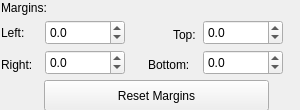
Before: the Qt Designer form Tools/UIEditor/UI/uimarginspropertygridwidget.ui in xaoctech/dava.engine, drawn with Qt 5.
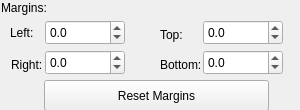
After: the same form once the commit is applied.

Commit message: [DF-5054] - positions for margins fixed.

What changed in the file:
```diff
--- a/Tools/UIEditor/UI/uimarginspropertygridwidget.ui
+++ b/Tools/UIEditor/UI/uimarginspropertygridwidget.ui
@@ -22,9 +22,9 @@
   <widget class="QLabel" name="label_14">
    <property name="geometry">
     <rect>
-     <x>148</x>
+     <x>160</x>
      <y>55</y>
-     <width>51</width>
+     <width>41</width>
      <height>20</height>
     </rect>
    </property>
@@ -37,11 +37,14 @@
    <property name="text">
     <string>Bottom:</string>
    </property>
+   <property name="alignment">
+    <set>Qt::AlignLeading|Qt::AlignLeft|Qt::AlignVCenter</set>
+   </property>
   </widget>
   <widget class="QLabel" name="label_7">
    <property name="geometry">
     <rect>
-     <x>173</x>
+     <x>160</x>
      <y>25</y>
      <width>31</width>
      <height>20</height>
@@ -56,11 +59,14 @@
    <property name="text">
     <string>Top:</string>
    </property>
+   <property name="alignment">
+    <set>Qt::AlignLeading|Qt::AlignLeft|Qt::AlignVCenter</set>
+   </property>
   </widget>
   <widget class="QLabel" name="label_6">
    <property name="geometry">
     <rect>
-     <x>1</x>
+     <x>10</x>
      <y>25</y>
      <width>31</width>
      <height>16</height>
@@ -75,6 +81,9 @@
    <property name="text">
     <string>Left:</string>
    </property>
+   <property name="alignment">
+    <set>Qt::AlignLeading|Qt::AlignLeft|Qt::AlignVCenter</set>
+   </property>
   </widget>
   <widget class="QDoubleSpinBox" name="rightDoubleSpinBox">
    <property name="geometry">
@@ -123,9 +132,9 @@
   <widget class="QLabel" name="label_8">
    <property name="geometry">
     <rect>
-     <x>1</x>
+     <x>11</x>
      <y>55</y>
-     <width>51</width>
+     <width>31</width>
      <height>20</height>
     </rect>
    </property>
@@ -138,6 +147,9 @@
    <property name="text">
     <string>Right:</string>
    </property>
+   <property name="alignment">
+    <set>Qt::AlignLeading|Qt::AlignLeft|Qt::AlignVCenter</set>
+   </property>
   </widget>
   <widget class="QDoubleSpinBox" name="topDoubleSpinBox">
    <property name="geometry">
```
